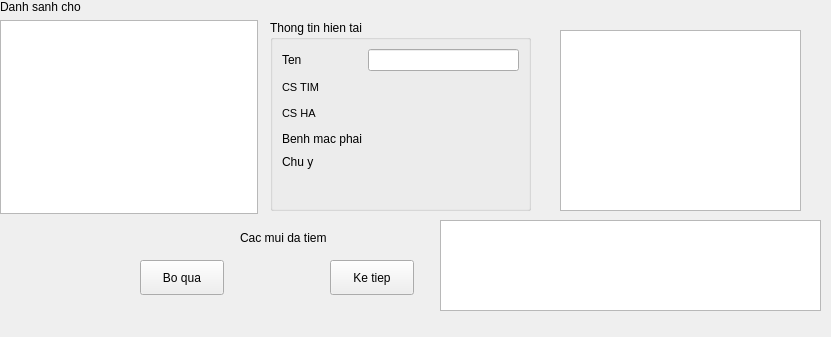
The window that tiemngua.ui (xdien/tcmr) describes before a commit, drawn with Qt 5.
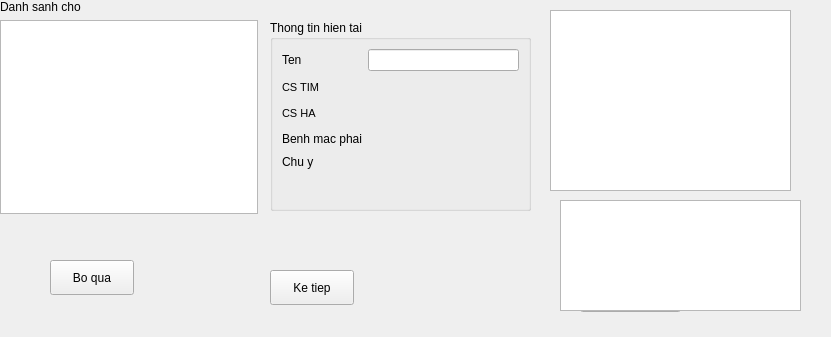
The same window after the commit.

Patch:
```diff
--- a/tiemngua.ui
+++ b/tiemngua.ui
@@ -17,7 +17,7 @@
    <widget class="QPushButton" name="pushButton">
     <property name="geometry">
      <rect>
-      <x>140</x>
+      <x>50</x>
       <y>260</y>
       <width>84</width>
       <height>35</height>
@@ -30,8 +30,8 @@
    <widget class="QPushButton" name="pushButton_2">
     <property name="geometry">
      <rect>
-      <x>330</x>
-      <y>260</y>
+      <x>270</x>
+      <y>270</y>
       <width>84</width>
       <height>35</height>
      </rect>
@@ -43,36 +43,13 @@
    <widget class="QTableView" name="tableView">
     <property name="geometry">
      <rect>
-      <x>560</x>
-      <y>30</y>
+      <x>550</x>
+      <y>10</y>
       <width>241</width>
       <height>181</height>
      </rect>
     </property>
    </widget>
-   <widget class="QLabel" name="label_10">
-    <property name="geometry">
-     <rect>
-      <x>240</x>
-      <y>230</y>
-      <width>100</width>
-      <height>16</height>
-     </rect>
-    </property>
-    <property name="text">
-     <string>Cac mui da tiem</string>
-    </property>
-   </widget>
-   <widget class="QTreeView" name="treeView">
-    <property name="geometry">
-     <rect>
-      <x>440</x>
-      <y>220</y>
-      <width>381</width>
-      <height>91</height>
-     </rect>
-    </property>
-   </widget>
    <widget class="QWidget" name="layoutWidget">
     <property name="geometry">
      <rect>
@@ -279,6 +256,29 @@
      <string/>
     </property>
    </widget>
+   <widget class="QPushButton" name="pushButton_3">
+    <property name="geometry">
+     <rect>
+      <x>580</x>
+      <y>290</y>
+      <width>101</width>
+      <height>22</height>
+     </rect>
+    </property>
+    <property name="text">
+     <string>Lap phieu hen</string>
+    </property>
+   </widget>
+   <widget class="QTreeView" name="treeView_ngayhen">
+    <property name="geometry">
+     <rect>
+      <x>560</x>
+      <y>200</y>
+      <width>241</width>
+      <height>111</height>
+     </rect>
+    </property>
+   </widget>
   </widget>
   <action name="actionChon_nguoi_khong_theo_tt">
    <property name="text">
```
Left out of the diff: 2 changed lines with no effect on the pictures.
